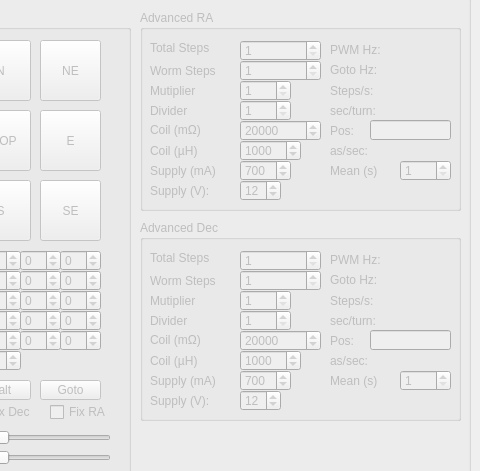
Above: mainwindow.ui from ahp-electronics/gt-configurator before the change; both pictures show x 620 to 1100 and y 100 to 571 of the 1100 by 705 pixel window. Below: the same form after it.
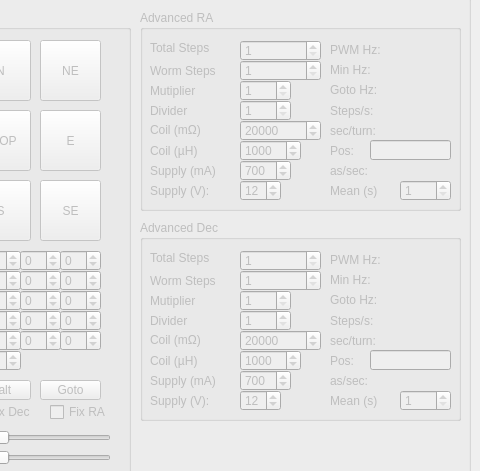
That is the form after the change.

Commit message: Steps frequency limits indicators

Patch:
```diff
--- a/mainwindow.ui
+++ b/mainwindow.ui
@@ -828,7 +828,7 @@
       <property name="geometry">
        <rect>
         <x>190</x>
-        <y>70</y>
+        <y>90</y>
         <width>121</width>
         <height>21</height>
        </rect>
@@ -841,7 +841,7 @@
       <property name="geometry">
        <rect>
         <x>190</x>
-        <y>90</y>
+        <y>110</y>
         <width>121</width>
         <height>21</height>
        </rect>
@@ -932,7 +932,7 @@
       <property name="geometry">
        <rect>
         <x>190</x>
-        <y>50</y>
+        <y>70</y>
         <width>121</width>
         <height>20</height>
        </rect>
@@ -945,7 +945,7 @@
       <property name="geometry">
        <rect>
         <x>230</x>
-        <y>110</y>
+        <y>130</y>
         <width>81</width>
         <height>20</height>
        </rect>
@@ -958,7 +958,7 @@
       <property name="geometry">
        <rect>
         <x>190</x>
-        <y>130</y>
+        <y>150</y>
         <width>121</width>
         <height>21</height>
        </rect>
@@ -971,7 +971,7 @@
       <property name="geometry">
        <rect>
         <x>190</x>
-        <y>110</y>
+        <y>130</y>
         <width>41</width>
         <height>21</height>
        </rect>
@@ -984,7 +984,7 @@
       <property name="geometry">
        <rect>
         <x>260</x>
-        <y>150</y>
+        <y>170</y>
         <width>51</width>
         <height>21</height>
        </rect>
@@ -1003,7 +1003,7 @@
       <property name="geometry">
        <rect>
         <x>190</x>
-        <y>150</y>
+        <y>170</y>
         <width>61</width>
         <height>21</height>
        </rect>
@@ -1076,6 +1076,19 @@
        <number>63</number>
       </property>
      </widget>
+     <widget class="QLabel" name="MinFrequency_0">
+      <property name="geometry">
+       <rect>
+        <x>190</x>
+        <y>50</y>
+        <width>121</width>
+        <height>20</height>
+       </rect>
+      </property>
+      <property name="text">
+       <string>Min Hz:</string>
+      </property>
+     </widget>
     </widget>
     <widget class="QGroupBox" name="AdvancedDec">
      <property name="enabled">
@@ -1211,7 +1224,7 @@
       <property name="geometry">
        <rect>
         <x>190</x>
-        <y>70</y>
+        <y>90</y>
         <width>121</width>
         <height>21</height>
        </rect>
@@ -1224,7 +1237,7 @@
       <property name="geometry">
        <rect>
         <x>190</x>
-        <y>90</y>
+        <y>110</y>
         <width>121</width>
         <height>21</height>
        </rect>
@@ -1315,7 +1328,7 @@
       <property name="geometry">
        <rect>
         <x>190</x>
-        <y>50</y>
+        <y>70</y>
         <width>121</width>
         <height>20</height>
        </rect>
@@ -1328,7 +1341,7 @@
       <property name="geometry">
        <rect>
         <x>230</x>
-        <y>110</y>
+        <y>130</y>
         <width>81</width>
         <height>20</height>
        </rect>
@@ -1341,7 +1354,7 @@
       <property name="geometry">
        <rect>
         <x>190</x>
-        <y>110</y>
+        <y>130</y>
         <width>41</width>
         <height>21</height>
        </rect>
@@ -1354,7 +1367,7 @@
       <property name="geometry">
        <rect>
         <x>190</x>
-        <y>130</y>
+        <y>150</y>
         <width>121</width>
         <height>21</height>
        </rect>
@@ -1367,7 +1380,7 @@
       <property name="geometry">
        <rect>
         <x>260</x>
-        <y>150</y>
+        <y>170</y>
         <width>51</width>
         <height>21</height>
        </rect>
@@ -1386,7 +1399,7 @@
       <property name="geometry">
        <rect>
         <x>190</x>
-        <y>150</y>
+        <y>170</y>
         <width>61</width>
         <height>21</height>
        </rect>
@@ -1459,6 +1472,19 @@
        <number>16777215</number>
       </property>
      </widget>
+     <widget class="QLabel" name="MinFrequency_1">
+      <property name="geometry">
+       <rect>
+        <x>190</x>
+        <y>50</y>
+        <width>121</width>
+        <height>20</height>
+       </rect>
+      </property>
+      <property name="text">
+       <string>Min Hz:</string>
+      </property>
+     </widget>
     </widget>
     <widget class="QGroupBox" name="RA">
      <property name="enabled">
```
The commit also changes 1 other file.
